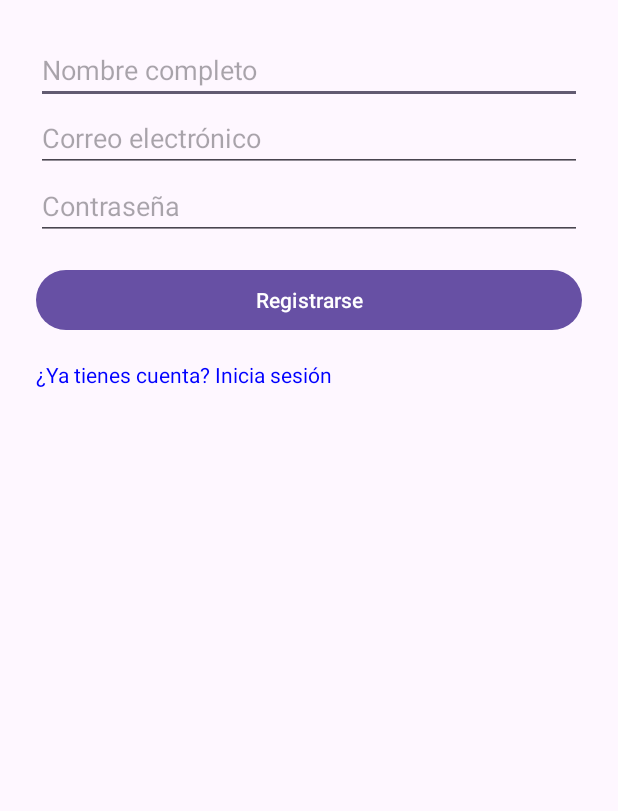
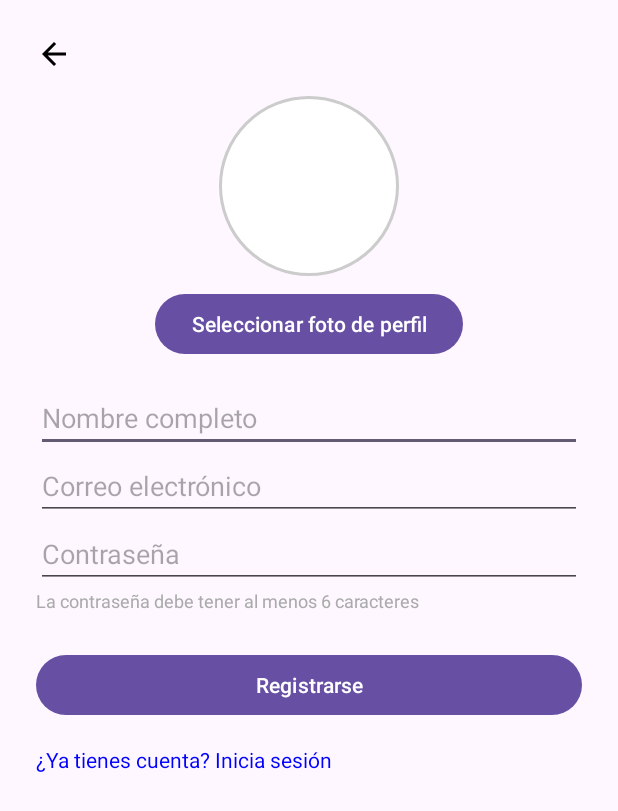
Before and after one commit to Angeldedios23/APPRO, an Android app: the RegisterActivity screen opened directly, with no data from a screen before it, on a phone screen of 412 x 824 dp. Shown: the top 811 px of the screen. Run offline under Robolectric (Android 15) with nearby library versions, the phone set to English and light mode, and no system bars; our stand-ins replace Firebase (no records; nobody signed in at launch, a user with empty details on screens opened directly).

Commit message:
Arreglo de inicio de sesion, foto y registro

```diff
--- a/app/src/main/java/com/example/appro2/LoginActivity.kt
+++ b/app/src/main/java/com/example/appro2/LoginActivity.kt
@@ -49,6 +49,11 @@ class LoginActivity : AppCompatActivity() {
                                 .get()
                                 .addOnSuccessListener { document ->
                                     val name = document.getString("name") ?: "Usuario"
+
+                                    // Guardar el tiempo actual como hora de inicio de sesión
+                                    val prefs = getSharedPreferences("session", MODE_PRIVATE)
+                                    prefs.edit().putLong("lastLoginTime", System.currentTimeMillis()).apply()
+
                                     showCenteredToast("¡Bienvenido $name!")
 
                                     val intent = Intent(this, MainActivity::class.java)
--- /dev/null
+++ b/app/src/main/res/drawable/profile_name_border.xml
@@ -0,0 +1,8 @@
+<?xml version="1.0" encoding="utf-8"?>
+<shape xmlns:android="http://schemas.android.com/apk/res/android"
+    android:shape="oval">
+    <solid android:color="#FFFFFF" />
+    <stroke
+        android:width="2dp"
+        android:color="#CCCCCC" />
+</shape>
--- a/app/src/main/res/layout/activity_register.xml
+++ b/app/src/main/res/layout/activity_register.xml
@@ -1,17 +1,40 @@
-<?xml version="1.0" encoding="utf-8"?>
-<androidx.constraintlayout.widget.ConstraintLayout xmlns:android="http://schemas.android.com/apk/res/android"
-    xmlns:app="http://schemas.android.com/apk/res-auto"
-    xmlns:tools="http://schemas.android.com/tools"
-    android:id="@+id/main"
-    android:layout_width="match_parent"
-    android:layout_height="match_parent"
-    tools:context=".RegisterActivity">
-
-    <LinearLayout xmlns:android="http://schemas.android.com/apk/res/android"
+<LinearLayout
+    xmlns:android="http://schemas.android.com/apk/res/android"
     android:layout_width="match_parent"
     android:layout_height="match_parent"
     android:orientation="vertical"
     android:padding="24dp">
+
+    <!-- Botón de regresar -->
+    <ImageButton
+        android:id="@+id/backButton"
+        android:layout_width="wrap_content"
+        android:layout_height="wrap_content"
+        android:src="@drawable/ic_back"
+        android:background="@android:color/transparent"
+        android:contentDescription="Volver" />
+
+    <ImageView
+        android:id="@+id/fotoPerfil"
+        android:layout_width="120dp"
+        android:layout_height="120dp"
+        android:layout_gravity="center"
+        android:scaleType="centerCrop"
+        android:background="@drawable/profile_name_border"
+        android:contentDescription="Foto de perfil"
+        android:layout_marginTop="16dp"
+        android:layout_marginBottom="8dp"
+        android:clickable="true"
+        android:focusable="true"/>
+
+    <!-- Botón para seleccionar imagen -->
+    <Button
+        android:id="@+id/selectImageButton"
+        android:layout_width="wrap_content"
+        android:layout_height="wrap_content"
+        android:text="Seleccionar foto de perfil"
+        android:layout_gravity="center"
+        android:layout_marginBottom="16dp" />
 
     <EditText
         android:id="@+id/nameEdit"
@@ -33,6 +56,16 @@
         android:layout_width="match_parent"
         android:layout_height="wrap_content" />
 
+    <!-- Mensaje sobre contraseña -->
+    <TextView
+        android:id="@+id/passwordHintText"
+        android:layout_width="match_parent"
+        android:layout_height="wrap_content"
+        android:text="La contraseña debe tener al menos 6 caracteres"
+        android:textColor="@android:color/darker_gray"
+        android:textSize="12sp"
+        android:layout_marginBottom="8dp" />
+
     <Button
         android:id="@+id/registerButton"
         android:text="Registrarse"
@@ -47,7 +80,5 @@
         android:layout_marginTop="16dp"
         android:layout_width="wrap_content"
         android:layout_height="wrap_content"/>
+
 </LinearLayout>
-
-
-</androidx.constraintlayout.widget.ConstraintLayout>
```
Also changed, not shown: app/build.gradle.kts (+8 -0 lines), app/src/main/AndroidManifest.xml (+8 -3 lines), app/src/main/java/com/example/appro2/RegisterActivity.kt (+85 -14 lines), app/src/main/java/com/example/appro2/perfilActivity.kt (+36 -33 lines), app/src/main/res/layout/activity_login.xml (+18 -0 lines), app/src/main/res/layout/activity_perfil.xml (+6 -4 lines), app/src/main/res/drawable/profile_placeholder.png (added). Lines whose indentation alone changed are shown as unchanged.
